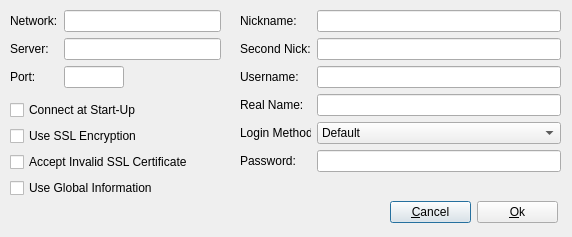
The window that AddNetworkDlg.ui (codymj/LuxIRC) describes before a commit, drawn with Qt 5.
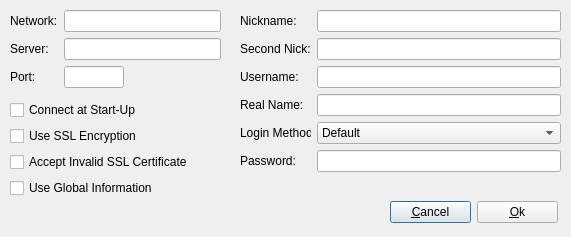
The same window after the commit.

The edit to the form file:
```diff
--- a/AddNetworkDlg.ui
+++ b/AddNetworkDlg.ui
@@ -6,7 +6,7 @@
    <rect>
     <x>0</x>
     <y>0</y>
-    <width>572</width>
+    <width>571</width>
     <height>237</height>
    </rect>
   </property>
@@ -171,7 +171,7 @@
     </item>
    </layout>
   </widget>
-  <widget class="QWidget" name="">
+  <widget class="QWidget" name="layoutWidget">
    <property name="geometry">
     <rect>
      <x>10</x>
```
